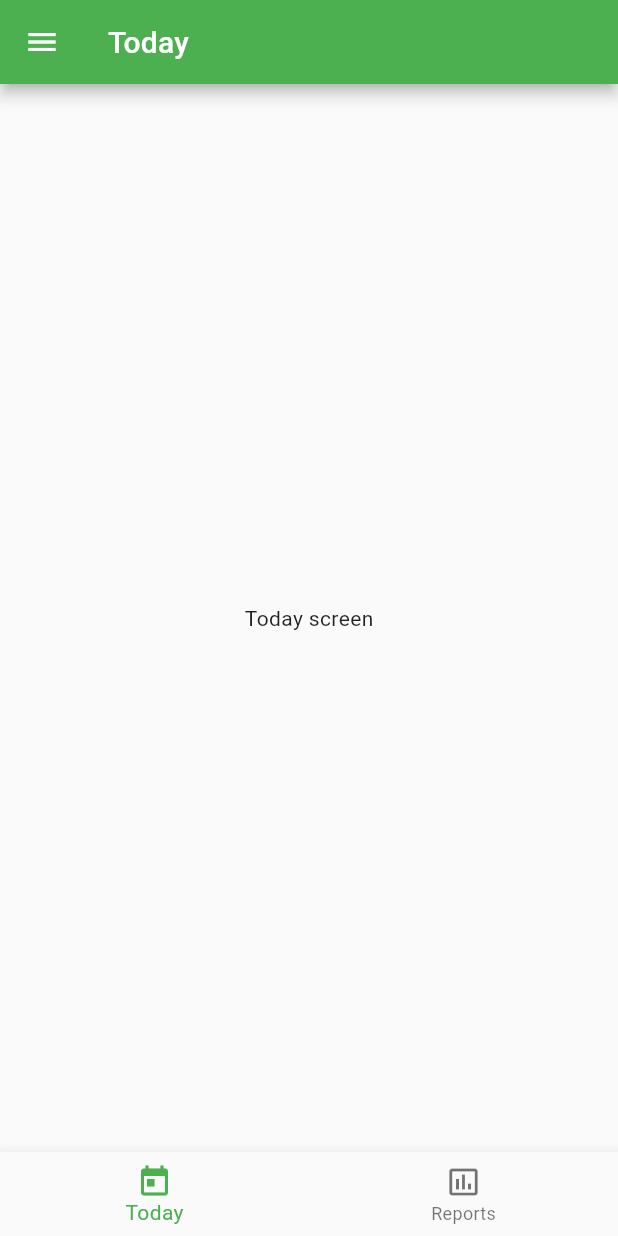
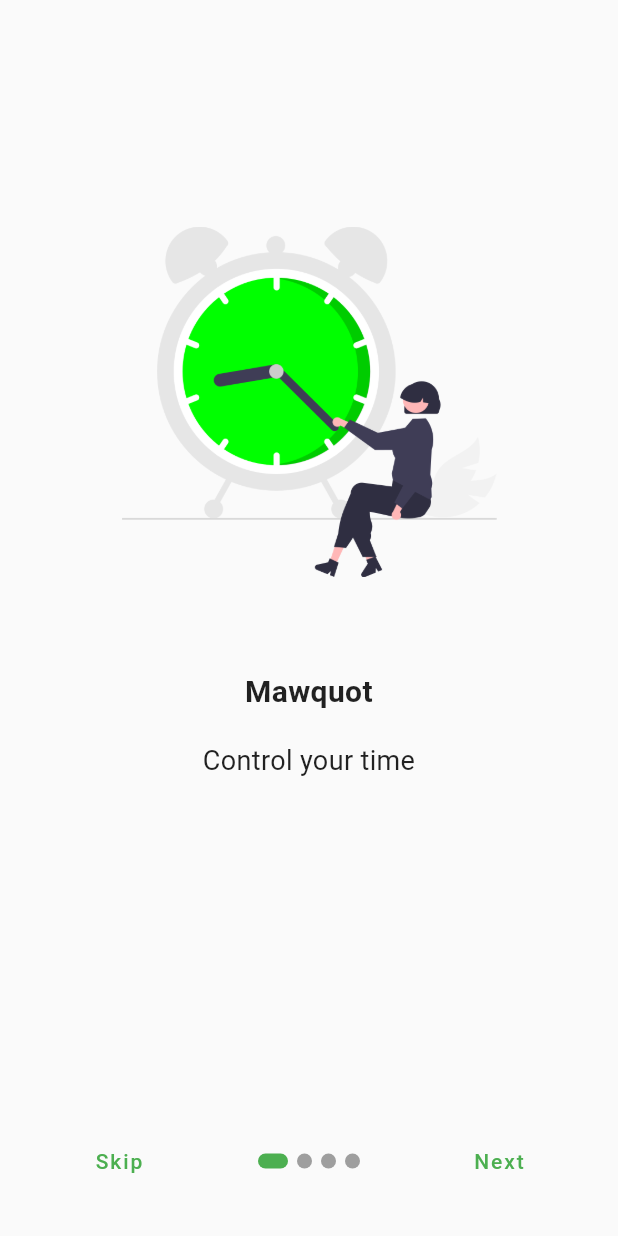
Before and after one commit to MohamedHana/mawquot, a Flutter app: the screen it shows after launch, on a phone screen of 412 x 824 dp. Run offline on Flutter 3.47's test engine with Material 2 defaults, Android fonts, the light colour scheme and no system bars; drawn by our look-alikes of introduction_screen; our stand-ins replace splashscreen.

Commit message:
Designed authentication screens and onboarding screen

```diff
--- a/app/mawquot/lib/constants/images.dart
+++ b/app/mawquot/lib/constants/images.dart
@@ -1,4 +1,8 @@
 class Images {
   // Static images path
   // static const String image = "assets/images/image-name.png";
+  static const String onBoarding1 = "assets/images/OnBoarding1.png";
+  static const String onBoarding2 = "assets/images/OnBoarding2.png";
+  static const String onBoarding3 = "assets/images/OnBoarding3.png";
+  static const String onBoarding4 = "assets/images/OnBoarding4.png";
 }
--- a/app/mawquot/lib/router/index.dart
+++ b/app/mawquot/lib/router/index.dart
@@ -10,6 +10,14 @@
 import 'package:mawquot/views/screens/chapters/index.dart';
 import 'package:mawquot/views/screens/settings/index.dart';
 
+import 'package:mawquot/views/screens/authentication/forgot_password.dart';
+import 'package:mawquot/views/screens/authentication/login.dart';
+import 'package:mawquot/views/screens/onboarding/index.dart';
+import 'package:mawquot/views/screens/authentication/password_changed.dart';
+import 'package:mawquot/views/screens/authentication/register.dart';
+import 'package:mawquot/views/screens/authentication/reset_password.dart';
+import 'package:mawquot/views/screens/authentication/verification_code.dart';
+
 class AppRouter {
   // Routes mapping
   static const String splash = '/splash';
@@ -21,6 +29,14 @@
   static const String chapters = '/chapters';
   static const String settings = '/settings';
 
+  static const String forgotPassword = '/forgot-password';
+  static const String login = '/login';
+  static const String onBoarding = '/on-boarding';
+  static const String passwordChanged = '/password-changed';
+  static const String register = '/register';
+  static const String resetPassword = '/reset-password';
+  static const String verificationCode = '/verification-code';
+
   static final routes = <String, WidgetBuilder>{
     splash: (BuildContext context) => const SplashScreen(),
     home: (BuildContext context) => const HomeScreen(),
@@ -30,5 +46,12 @@
     books: (BuildContext context) => const BooksScreen(),
     chapters: (BuildContext context) => const ChaptersScreen(),
     settings: (BuildContext context) => const SettingsScreen(),
+    forgotPassword: (BuildContext context) => const ForgotPasswordScreen(),
+    login: (BuildContext context) => const LoginScreen(),
+    onBoarding: (BuildContext context) => const OnBoardingScreen(),
+    passwordChanged: (BuildContext context) => const PasswordChangedScreen(),
+    register: (BuildContext context) => const RegisterScreen(),
+    resetPassword: (BuildContext context) => const ResetPasswordScreen(),
+    verificationCode: (BuildContext context) => const VerificationcodePage(),
   };
 }
--- /dev/null
+++ b/app/mawquot/lib/views/screens/onboarding/index.dart
@@ -0,0 +1,44 @@
+import 'package:flutter/material.dart';
+import 'package:introduction_screen/introduction_screen.dart';
+import 'package:mawquot/views/screens/onboarding/widgets/page_view_model.dart';
+
+class OnBoardingScreen extends StatefulWidget {
+  const OnBoardingScreen({Key? key}) : super(key: key);
+
+  @override
+  State<StatefulWidget> createState() => _State();
+}
+
+class _State extends State<OnBoardingScreen> {
+  void enableRegisterScreen(dynamic context) {
+    Navigator.pop(context);
+    Navigator.pushNamed(context, '/register');
+  }
+
+  @override
+  Widget build(BuildContext context) {
+    return Scaffold(
+        body: Container(
+      padding: const EdgeInsets.fromLTRB(0, 80, 0, 10),
+      child: IntroductionScreen(
+        pages: getPages(),
+        onDone: () {
+          enableRegisterScreen(context);
+        },
+        onSkip: () {
+          enableRegisterScreen(context);
+        },
+        showSkipButton: true,
+        skip: const Text('Skip'),
+        next: const Text('Next'),
+        done: const Text("Done", style: TextStyle(fontWeight: FontWeight.w600)),
+        dotsDecorator: DotsDecorator(
+            size: const Size.square(10.0),
+            activeSize: const Size(20.0, 10.0),
+            spacing: const EdgeInsets.symmetric(horizontal: 3.0),
+            activeShape: RoundedRectangleBorder(
+                borderRadius: BorderRadius.circular(25.0))),
+      ),
+    ));
+  }
+}
--- /dev/null
+++ b/app/mawquot/lib/views/screens/onboarding/widgets/page_view_model.dart
@@ -0,0 +1,32 @@
+import 'package:flutter/material.dart';
+import 'package:introduction_screen/introduction_screen.dart';
+import 'package:mawquot/constants/images.dart';
+
+List<PageViewModel> getPages() {
+  return [
+    PageViewModel(
+      image: Image.asset(Images.onBoarding1, width: 250.0, height: 250.0),
+      title: "Mawquot",
+      body: "Control your time",
+      footer: const Text(""),
+    ),
+    PageViewModel(
+      image: Image.asset(Images.onBoarding2, width: 250.0, height: 250.0),
+      title: "Mawquot",
+      body: "Plan your day",
+      footer: const Text(""),
+    ),
+    PageViewModel(
+      image: Image.asset(Images.onBoarding3, width: 250.0, height: 250.0),
+      title: "Mawquot",
+      body: "Organize your tasks",
+      footer: const Text(""),
+    ),
+    PageViewModel(
+      image: Image.asset(Images.onBoarding4, width: 250.0, height: 250.0),
+      title: "Mawquot",
+      body: "Track your productivity",
+      footer: const Text(""),
+    ),
+  ];
+}
--- a/app/mawquot/lib/views/screens/splash/index.dart
+++ b/app/mawquot/lib/views/screens/splash/index.dart
@@ -1,11 +1,12 @@
 // Packages
 import 'package:flutter/material.dart';
 import 'package:flutter/cupertino.dart';
+
 // ignore: import_of_legacy_library_into_null_safe
 import 'package:splashscreen/splashscreen.dart' as splash_screen_package;
 
 // Screens
-import 'package:mawquot/views/screens/home/index.dart';
+import 'package:mawquot/views/screens/onboarding/index.dart';
 
 class SplashScreen extends StatefulWidget {
   const SplashScreen({Key? key}) : super(key: key);
@@ -20,7 +21,7 @@
     // [TO-DO] Implement the app's launch business logic
     await Future.delayed(const Duration(seconds: 3));
 
-    return Future.value(const HomeScreen());
+    return Future.value(const OnBoardingScreen());
   }
 
   @override
```
Also changed, not shown: app/mawquot/lib/views/screens/authentication/forgot_password.dart (added, +62 -0 lines), app/mawquot/lib/views/screens/authentication/login.dart (added, +88 -0 lines), app/mawquot/lib/views/screens/authentication/password_changed.dart (added, +48 -0 lines), app/mawquot/lib/views/screens/authentication/register.dart (added, +89 -0 lines), app/mawquot/lib/views/screens/authentication/reset_password.dart (added, +76 -0 lines), app/mawquot/lib/views/screens/authentication/verification_code.dart (added, +63 -0 lines), app/mawquot/pubspec.yaml (+6 -3 lines), app/mawquot/assets/images/OnBoarding1.png (added), app/mawquot/assets/images/OnBoarding2.png (added), app/mawquot/assets/images/OnBoarding3.png (added), app/mawquot/assets/images/OnBoarding4.png (added), app/mawquot/pubspec.lock.
